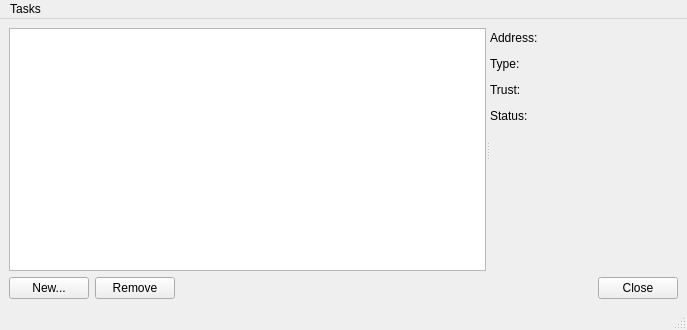
First picture: the form in src/device-manager/deviceman.ui, repository netrunner-debian-attic/kdebluetooth4, before the edit.
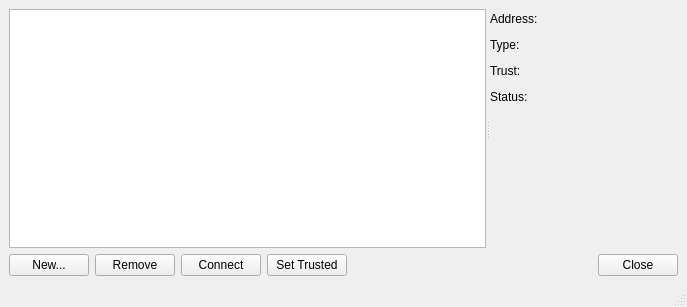
Second picture: the form after the edit.

Patch:
```diff
--- a/src/device-manager/deviceman.ui
+++ b/src/device-manager/deviceman.ui
@@ -1,30 +1,22 @@
 <ui version="4.0" >
  <class>DeviceManager</class>
- <widget class="QMainWindow" name="DeviceManager" >
-  <property name="geometry" >
+ <widget class="QMainWindow" name="DeviceManager">
+  <property name="geometry">
    <rect>
     <x>0</x>
     <y>0</y>
     <width>687</width>
-    <height>330</height>
+    <height>307</height>
    </rect>
   </property>
   <property name="windowTitle" >
    <string>Bluetooth Device Manager</string>
   </property>
-  <widget class="QWidget" name="centralwidget" >
-   <property name="geometry" >
-    <rect>
-     <x>0</x>
-     <y>28</y>
-     <width>687</width>
-     <height>277</height>
-    </rect>
-   </property>
-   <layout class="QGridLayout" name="gridLayout" >
-    <item row="0" column="0" >
-     <widget class="QSplitter" name="splitter" >
-      <property name="orientation" >
+  <widget class="QWidget" name="centralwidget">
+   <layout class="QGridLayout" name="gridLayout">
+    <item row="0" column="0">
+     <widget class="QSplitter" name="splitter">
+      <property name="orientation">
        <enum>Qt::Horizontal</enum>
       </property>
       <widget class="QListWidget" name="deviceListWidget" />
@@ -229,8 +221,22 @@
        </widget>
       </item>
       <item>
-       <spacer name="horizontalSpacer_3" >
-        <property name="orientation" >
+       <widget class="QPushButton" name="connectButton">
+        <property name="text">
+         <string>Connect</string>
+        </property>
+       </widget>
+      </item>
+      <item>
+       <widget class="QPushButton" name="setTrustButton">
+        <property name="text">
+         <string>Set Trusted</string>
+        </property>
+       </widget>
+      </item>
+      <item>
+       <spacer name="horizontalSpacer_3">
+        <property name="orientation">
          <enum>Qt::Horizontal</enum>
         </property>
         <property name="sizeHint" stdset="0" >
@@ -252,41 +258,9 @@
     </item>
    </layout>
   </widget>
-  <widget class="QMenuBar" name="menubar" >
-   <property name="geometry" >
-    <rect>
-     <x>0</x>
-     <y>0</y>
-     <width>687</width>
-     <height>28</height>
-    </rect>
-   </property>
-   <widget class="QMenu" name="menuEdit" >
-    <property name="title" >
-     <string>Tasks</string>
-    </property>
-    <addaction name="actionNew" />
-    <addaction name="separator" />
-    <addaction name="actionRemove" />
-    <addaction name="actionConnect" />
-    <addaction name="actionRemove_Trust" />
-    <addaction name="separator" />
-    <addaction name="actionQuit" />
-   </widget>
-   <addaction name="menuEdit" />
-  </widget>
-  <widget class="QStatusBar" name="statusbar" >
-   <property name="geometry" >
-    <rect>
-     <x>0</x>
-     <y>305</y>
-     <width>687</width>
-     <height>25</height>
-    </rect>
-   </property>
-  </widget>
-  <action name="actionNew" >
-   <property name="text" >
+  <widget class="QStatusBar" name="statusbar"/>
+  <action name="actionNew">
+   <property name="text">
     <string>New...</string>
    </property>
   </action>
```
Left out of the diff: 147 changed lines with no effect on the pictures.
